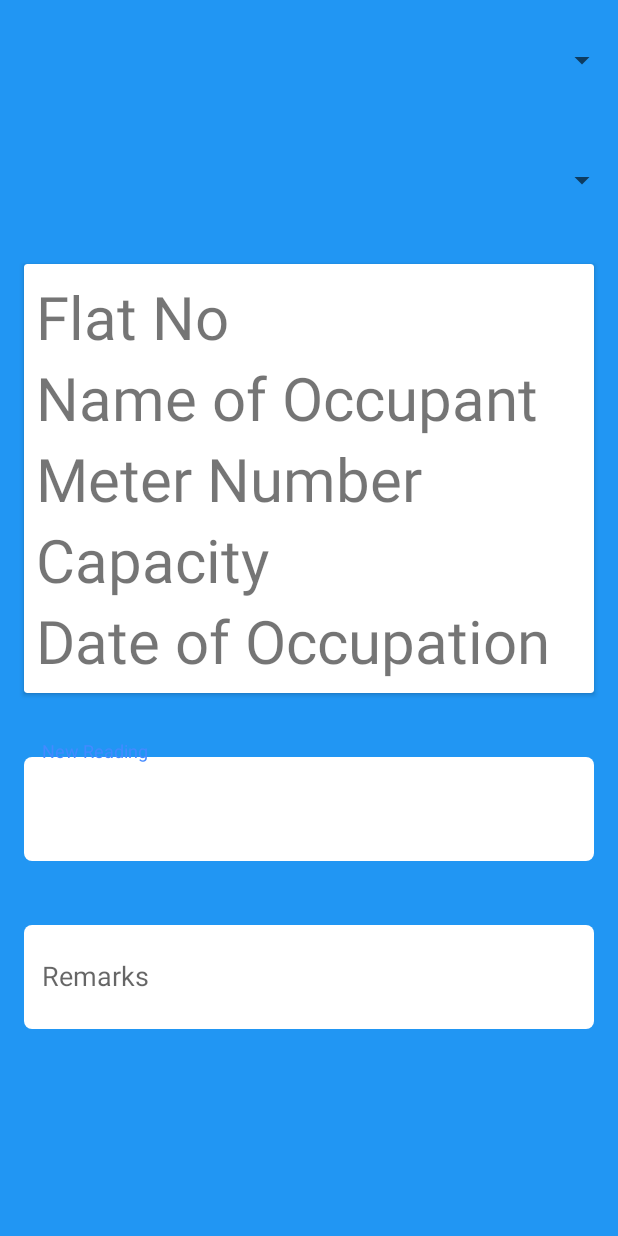
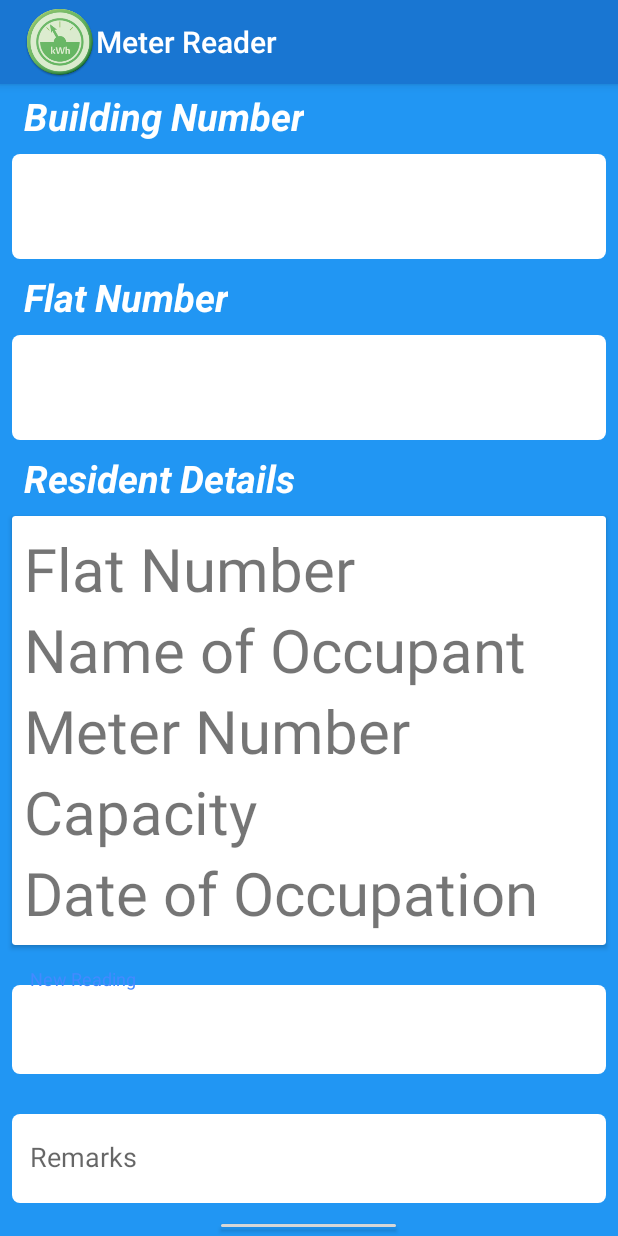
Before and after one commit to pranavgupta1234/MeterReader, an Android app: the MainActivity screen opened directly, with no data from a screen before it, on a phone screen of 412 x 824 dp. Run offline under Robolectric (Android 15) with nearby library versions, the phone set to English and light mode, and no system bars; our stand-ins replace ButterKnife.

```diff
--- a/app/src/main/AndroidManifest.xml
+++ b/app/src/main/AndroidManifest.xml
@@ -16,7 +16,8 @@
                 <category android:name="android.intent.category.LAUNCHER" />
             </intent-filter>
         </activity>
-        <activity android:name=".MainActivity">
+        <activity android:name=".MainActivity"
+            android:windowSoftInputMode="stateHidden">
             <intent-filter>
                 <action android:name="android.intent.action.MAIN" />
 
--- a/app/src/main/java/pranav/apps/amazing/meterreader/MainActivity.java
+++ b/app/src/main/java/pranav/apps/amazing/meterreader/MainActivity.java
@@ -1,8 +1,17 @@
 package pranav.apps.amazing.meterreader;
 
+import android.graphics.Color;
 import android.os.Bundle;
 import android.support.annotation.Nullable;
 import android.support.v7.app.AppCompatActivity;
+import android.support.v7.widget.Toolbar;
+import android.widget.Button;
+import android.widget.EditText;
+
+import butterknife.BindView;
+import butterknife.ButterKnife;
+import butterknife.OnClick;
+import pranav.apps.amazing.meterreader.pojo.Reading;
 
 /**
  * Created by Pranav Gupta on 6/9/2017.
@@ -10,9 +19,33 @@ import android.support.v7.app.AppCompatActivity;
 
 public class MainActivity extends AppCompatActivity {
 
+    @BindView(R.id.toolbar) Toolbar toolbar;
+    @BindView(R.id.submit) Button submit;
+    @BindView(R.id.remarks) EditText remarks;
+    @BindView(R.id.reading) EditText newReading;
+
+    @OnClick(R.id.submit)
+    void saveReading(){
+
+        Reading reading = new Reading("Flat_id",newReading.getText().toString(),"takenon",remarks.getText().toString(),
+                "takenby");
+
+    }
+
     @Override
     protected void onCreate(@Nullable Bundle savedInstanceState) {
         super.onCreate(savedInstanceState);
         setContentView(R.layout.activity_main);
+        ButterKnife.bind(this);
+
+        //adding toolbar
+        setSupportActionBar(toolbar);
+        toolbar.setTitleTextColor(Color.parseColor("#ffffff"));
+        toolbar.setLogo(R.mipmap.ic_launcher);
+    }
+
+    @Override
+    protected void onDestroy() {
+        super.onDestroy();
     }
 }
--- a/app/src/main/res/layout/activity_main.xml
+++ b/app/src/main/res/layout/activity_main.xml
@@ -5,21 +5,60 @@
     android:layout_height="match_parent"
     android:background="@color/colorPrimary">
 
+    <android.support.v7.widget.Toolbar
+        android:layout_width="match_parent"
+        android:layout_height="wrap_content"
+        android:background="@color/colorPrimaryDark"
+        android:elevation="4dp"
+        android:clipToPadding="true"
+        android:id="@+id/toolbar">
+    </android.support.v7.widget.Toolbar>
+
+    <TextView
+        android:text="@string/building_no"
+        android:layout_width="wrap_content"
+        android:layout_height="wrap_content"
+        android:layout_marginStart="16dp"
+        android:textColor="@color/white"
+        android:textSize="@dimen/text_size_indicator"
+        android:textStyle="bold|italic"
+        android:layout_marginTop="4dp"/>
 
     <android.support.v7.widget.AppCompatSpinner
         android:layout_width="match_parent"
-        android:layout_height="80dp">
+        android:layout_height="70dp"
+        android:background="@drawable/custom_background"
+        android:layout_margin="8dp">
     </android.support.v7.widget.AppCompatSpinner>
+
+    <TextView
+        android:text="@string/flat_no"
+        android:layout_width="wrap_content"
+        android:layout_height="wrap_content"
+        android:layout_marginStart="16dp"
+        android:textColor="@color/white"
+        android:textSize="@dimen/text_size_indicator"
+        android:textStyle="bold|italic"/>
 
     <android.support.v7.widget.AppCompatSpinner
         android:layout_width="match_parent"
-        android:layout_height="80dp">
+        android:layout_height="70dp"
+        android:background="@drawable/custom_background"
+        android:layout_margin="8dp">
     </android.support.v7.widget.AppCompatSpinner>
 
+    <TextView
+        android:text="@string/resident_details"
+        android:layout_width="wrap_content"
+        android:layout_height="wrap_content"
+        android:layout_marginStart="16dp"
+        android:textColor="@color/white"
+        android:textSize="@dimen/text_size_indicator"
+        android:textStyle="bold|italic"/>
     <android.support.v7.widget.CardView
         android:layout_width="match_parent"
         android:layout_height="wrap_content"
-        android:layout_margin="16dp">
+        android:layout_margin="8dp">
 
         <LinearLayout
             android:layout_width="match_parent"
@@ -59,9 +98,8 @@
 
     <android.support.design.widget.TextInputLayout
         android:layout_width="match_parent"
-        android:layout_height="80dp"
-        android:layout_marginTop="70dp"
-        android:layout_margin="16dp">
+        android:layout_height="70dp"
+        android:layout_margin="8dp">
 
         <EditText
             android:layout_width="match_parent"
@@ -81,16 +119,15 @@
     <android.support.design.widget.TextInputLayout
         android:id="@+id/email_til"
         android:layout_width="match_parent"
-        android:layout_height="80dp"
-        android:layout_marginTop="20dp"
-        android:layout_margin="16dp">
+        android:layout_height="70dp"
+        android:layout_margin="8dp">
 
         <EditText
             android:layout_width="match_parent"
             android:layout_height="match_parent"
             android:inputType="textEmailAddress"
             android:ems="10"
-            android:id="@+id/name"
+            android:id="@+id/remarks"
             android:padding="12dp"
             android:maxLines="1"
             android:hint="Remarks"
@@ -100,4 +137,14 @@
 
     </android.support.design.widget.TextInputLayout>
 
+
+    <Button
+        android:text="SUBMIT"
+        android:textSize="25sp"
+        android:layout_width="wrap_content"
+        android:layout_height="wrap_content"
+        android:layout_gravity="center_horizontal"
+        android:padding="16dp"
+        android:id="@+id/submit"/>
+
 </LinearLayout>
--- a/app/src/main/res/values/dimen.xml
+++ b/app/src/main/res/values/dimen.xml
@@ -1,4 +1,5 @@
 <?xml version="1.0" encoding="utf-8"?>
 <resources>
     <dimen name="size_data">40sp</dimen>
+    <dimen name="text_size_indicator">25sp</dimen>
 </resources>
--- a/app/src/main/res/values/strings.xml
+++ b/app/src/main/res/values/strings.xml
@@ -1,8 +1,10 @@
 <resources>
-    <string name="app_name">MeterReader</string>
-    <string name="flat_no">Flat No</string>
+    <string name="app_name">Meter Reader</string>
+    <string name="building_no">Building Number</string>
+    <string name="flat_no">Flat Number</string>
     <string name="name">Name of Occupant</string>
     <string name="meter_no">Meter Number</string>
     <string name="capacity">Capacity</string>
     <string name="date_of_occupation">Date of Occupation</string>
+    <string name="resident_details">Resident Details</string>
 </resources>
```
Also changed, not shown: app/src/main/java/pranav/apps/amazing/meterreader/LoginActivity.java (+22 -7 lines), app/src/main/java/pranav/apps/amazing/meterreader/pojo/Reading.java (added, +64 -0 lines), app/src/main/java/pranav/apps/amazing/meterreader/session/SessionManager.java (added, +45 -0 lines).
